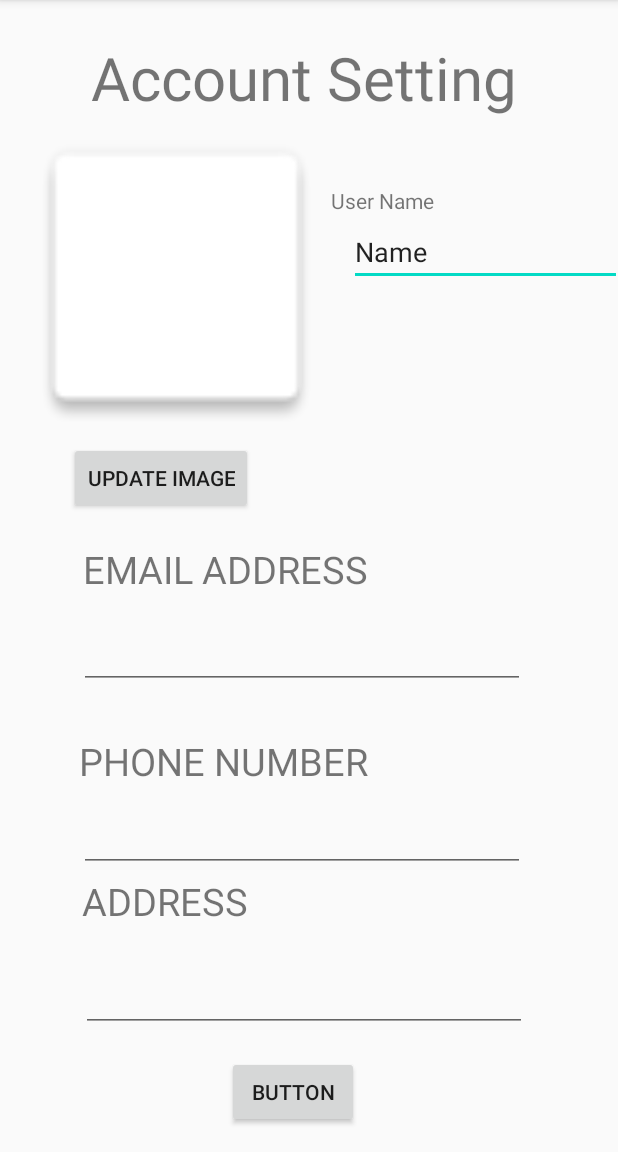
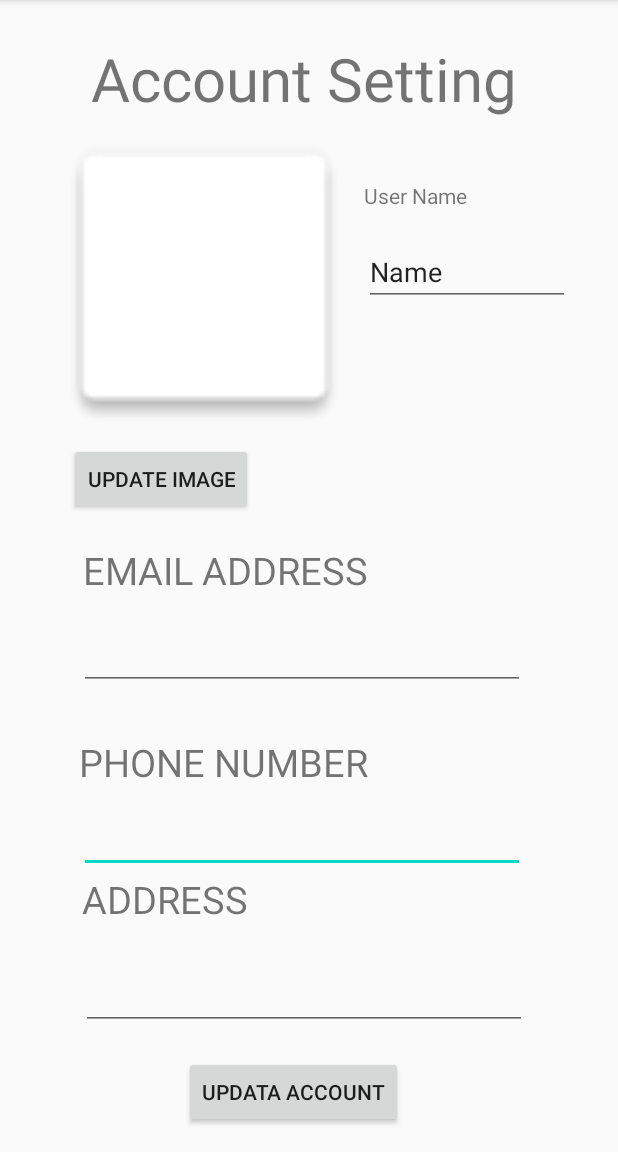
Before and after one commit to AndyNardDog/SharingSpace, an Android app: the Account_Setting screen opened directly, with no data from a screen before it, on a phone screen of 412 x 824 dp, the part 84-1236 px from its top. Run offline under Robolectric (Android 15) with nearby library versions, the light colour scheme and no system bars; our stand-ins replace Firebase (no records; nobody signed in at launch, a user with empty details on screens opened directly); 1 statement that could not run was skipped.

Commit message:
updating xml

```diff
--- a/app/src/main/res/layout/activity_account__setting.xml
+++ b/app/src/main/res/layout/activity_account__setting.xml
@@ -6,7 +6,7 @@
     android:layout_height="match_parent"
     tools:context=".Account_Setting">
 
-    <TextView
+   <TextView
         android:id="@+id/accSetting"
         android:layout_width="379dp"
         android:layout_height="51dp"
@@ -16,21 +16,18 @@
         android:text="Account Setting"
         android:textAlignment="center"
         android:textSize="40dp"
-        app:layout_constraintBottom_toTopOf="@+id/imageView3"
+        app:layout_constraintBottom_toTopOf="@+id/imageView"
         app:layout_constraintEnd_toEndOf="parent"
         app:layout_constraintStart_toStartOf="parent"
         app:layout_constraintTop_toTopOf="parent" />
 
     <ImageView
-        android:id="@+id/imageView3"
+        android:id="@+id/imageView"
         android:layout_width="212dp"
         android:layout_height="198dp"
         android:layout_marginStart="30dp"
-        android:layout_marginEnd="5dp"
         android:layout_marginBottom="1dp"
         app:layout_constraintBottom_toTopOf="@+id/imageButton"
-        app:layout_constraintEnd_toStartOf="@+id/editText"
-        app:layout_constraintHorizontal_bias="1.0"
         app:layout_constraintStart_toStartOf="parent"
         app:layout_constraintTop_toBottomOf="@+id/accSetting"
         app:srcCompat="@drawable/common_google_signin_btn_icon_light_normal_background" />
@@ -47,32 +44,19 @@
         app:layout_constraintBottom_toBottomOf="parent"
         app:layout_constraintEnd_toEndOf="parent"
         app:layout_constraintStart_toStartOf="parent"
-        app:layout_constraintTop_toBottomOf="@+id/imageView3" />
-
-    <EditText
-        android:id="@+id/editText"
-        android:layout_width="182dp"
-        android:layout_height="43dp"
-        android:layout_marginStart="4dp"
-        android:layout_marginEnd="16dp"
-        android:ems="10"
-        android:inputType="textPersonName"
-        android:text="Name"
-        app:layout_constraintEnd_toEndOf="parent"
-        app:layout_constraintStart_toEndOf="@+id/imageView3"
-        app:layout_constraintTop_toBottomOf="@+id/userName" />
+        app:layout_constraintTop_toBottomOf="@+id/imageView" />
 
     <TextView
         android:id="@+id/userName"
         android:layout_width="74dp"
         android:layout_height="23dp"
         android:layout_marginStart="4dp"
-        android:layout_marginTop="48dp"
+        android:layout_marginTop="44dp"
         android:layout_marginEnd="124dp"
         android:text="User Name"
-        app:layout_constraintBottom_toTopOf="@+id/editText"
         app:layout_constraintEnd_toEndOf="parent"
-        app:layout_constraintStart_toEndOf="@+id/imageView3"
+        app:layout_constraintHorizontal_bias="0.121"
+        app:layout_constraintStart_toEndOf="@+id/imageView"
         app:layout_constraintTop_toBottomOf="@+id/accSetting" />
 
     <TextView
@@ -84,7 +68,7 @@
         android:layout_marginEnd="159dp"
         android:text="EMAIL ADDRESS"
         android:textSize="25dp"
-        app:layout_constraintBottom_toTopOf="@+id/editText4"
+        app:layout_constraintBottom_toTopOf="@+id/name"
         app:layout_constraintEnd_toEndOf="parent"
         app:layout_constraintHorizontal_bias="0.0"
         app:layout_constraintStart_toStartOf="parent"
@@ -102,7 +86,7 @@
         app:layout_constraintBottom_toTopOf="@+id/editText2"
         app:layout_constraintEnd_toEndOf="parent"
         app:layout_constraintStart_toStartOf="parent"
-        app:layout_constraintTop_toBottomOf="@+id/editText4" />
+        app:layout_constraintTop_toBottomOf="@+id/name" />
 
     <TextView
         android:id="@+id/address"
@@ -112,7 +96,6 @@
         android:layout_marginEnd="247dp"
         android:text="ADDRESS"
         android:textSize="25dp"
-        app:layout_constraintBottom_toTopOf="@+id/editText3"
         app:layout_constraintEnd_toEndOf="parent"
         app:layout_constraintStart_toStartOf="parent"
         app:layout_constraintTop_toBottomOf="@+id/editText2" />
@@ -142,14 +125,14 @@
         android:layout_marginBottom="8dp"
         android:ems="10"
         android:inputType="textPostalAddress"
-        app:layout_constraintBottom_toTopOf="@+id/button3"
+        app:layout_constraintBottom_toTopOf="@+id/button"
         app:layout_constraintEnd_toEndOf="parent"
         app:layout_constraintHorizontal_bias="0.0"
         app:layout_constraintStart_toStartOf="parent"
         app:layout_constraintTop_toBottomOf="@+id/address" />
 
     <EditText
-        android:id="@+id/editText4"
+        android:id="@+id/name"
         android:layout_width="297dp"
         android:layout_height="57dp"
         android:layout_marginStart="53dp"
@@ -167,12 +150,25 @@
         android:layout_width="wrap_content"
         android:layout_height="wrap_content"
         android:layout_marginStart="152dp"
-        android:layout_marginTop="8dp"
         android:layout_marginEnd="173dp"
         android:layout_marginBottom="16dp"
-        android:text="Button"
+        android:text="Updata Account"
         app:layout_constraintBottom_toBottomOf="parent"
         app:layout_constraintEnd_toEndOf="parent"
-        app:layout_constraintStart_toStartOf="parent"
-        app:layout_constraintTop_toBottomOf="@+id/editText3" />
+        app:layout_constraintStart_toStartOf="parent" />
+
+    <EditText
+        android:id="@+id/editText"
+        android:layout_width="137dp"
+        android:layout_height="43dp"
+        android:layout_marginTop="8dp"
+        android:layout_marginEnd="32dp"
+        android:layout_marginBottom="149dp"
+        android:ems="10"
+        android:inputType="textPersonName"
+        android:text="Name"
+        app:layout_constraintBottom_toTopOf="@+id/email"
+        app:layout_constraintEnd_toEndOf="parent"
+        app:layout_constraintStart_toEndOf="@+id/imageView"
+        app:layout_constraintTop_toBottomOf="@+id/userName" />
 </androidx.constraintlayout.widget.ConstraintLayout>
```
